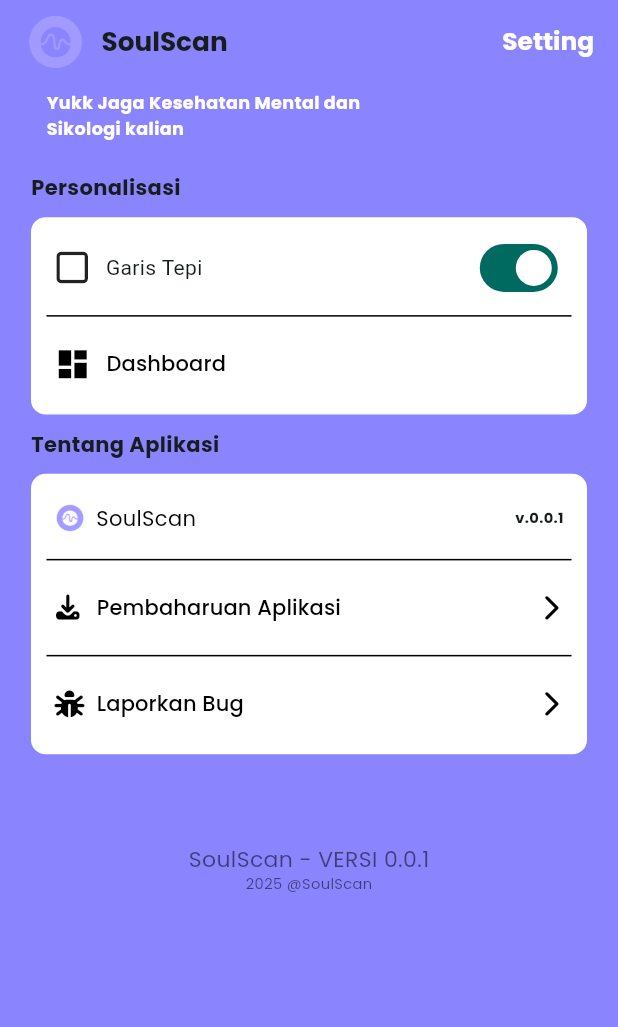
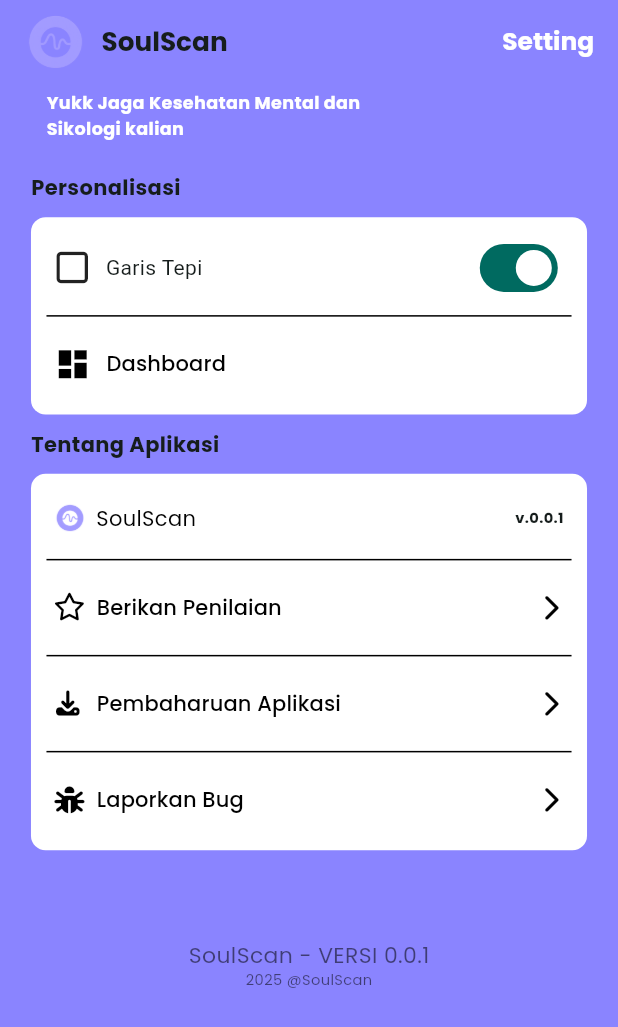
Before and after one commit to IlhamYuniar16/Project-PAM-SMT-5, a Flutter app: the Setting screen opened directly, on a phone screen of 412 x 824 dp. Shown: the top 1027 px of the screen. Run offline on Flutter 3.47's test engine with Material 3 defaults, Android fonts, the phone set to English and light mode, and no system bars; our stand-ins replace camera, file_picker, fl_chart, flutter_dotenv, flutter_riverpod, flutter_screenutil and 10 more; accounts and stored records are empty.

Commit message:
fitur baru: penilaian

```diff
--- a/lib/feature/insightmind/presentation/pages/history_detail_page.dart
+++ b/lib/feature/insightmind/presentation/pages/history_detail_page.dart
@@ -118,7 +118,6 @@ class HistoryDetailPage extends StatelessWidget {
           ),
           SizedBox(height: 20.h),
 
-          // Score Progress
           Column(
             crossAxisAlignment: CrossAxisAlignment.start,
             children: [
--- /dev/null
+++ b/lib/feature/insightmind/presentation/pages/penilaian.dart
@@ -0,0 +1,15 @@
+import 'package:flutter/material.dart';
+
+class penilaian extends StatefulWidget {
+  const penilaian({super.key});
+
+  @override
+  State<penilaian> createState() => _penilaianState();
+}
+
+class _penilaianState extends State<penilaian> {
+  @override
+  Widget build(BuildContext context) {
+    return Scaffold();
+  }
+}
--- a/lib/feature/insightmind/presentation/pages/setting.dart
+++ b/lib/feature/insightmind/presentation/pages/setting.dart
@@ -1,5 +1,6 @@
 import 'package:flutter/material.dart';
 import 'package:flutter_project_pam/feature/insightmind/presentation/pages/dashboard_page.dart';
+import 'package:flutter_project_pam/feature/insightmind/presentation/pages/penilaian.dart';
 import 'package:flutter_screenutil/flutter_screenutil.dart';
 import 'package:font_awesome_flutter/font_awesome_flutter.dart';
 import 'package:google_fonts/google_fonts.dart';
@@ -268,6 +269,40 @@ class _SettingState extends State<Setting> {
                                     ),
                                     if (openGaris) Divider(color: Colors.black),
                                     ElevatedButton(
+                                      onPressed: () {
+                                        setState(() {
+                                          Navigator.push(context, MaterialPageRoute(builder: (_) => penilaian()));
+                                        });
+                                      },
+                                      style: ButtonStyle(
+                                        elevation: MaterialStateProperty.all(0),
+                                        backgroundColor: MaterialStateProperty.all(Colors.white),
+                                        shape: MaterialStateProperty.all(RoundedRectangleBorder(borderRadius: BorderRadiusGeometry.circular(5.r))),
+                                        padding: MaterialStateProperty.all(EdgeInsets.symmetric(horizontal: 5.w, vertical: 5.h))
+                                      ),
+                                      child: Row(
+                                        mainAxisAlignment: MainAxisAlignment.spaceBetween,
+                                        children: [
+                                          Row(
+                                            children: [
+                                              Icon(FontAwesomeIcons.star, color: Colors.black,),
+                                              SizedBox(
+                                                width: 10.w,
+                                              ),
+                                          Text('Berikan Penilaian',
+                                          style: GoogleFonts.poppins(
+                                            textStyle: TextStyle(
+                                              color: Colors.black
+                                            )
+                                          ),)
+                                            ],
+                                          ),
+                                          Icon(FontAwesomeIcons.chevronRight, color: Colors.black,)
+                                        ],
+                                      )
+                                      ),
+                                      if (openGaris) Divider(color: Colors.black),
+                                    ElevatedButton(
                                       onPressed: () {},
                                       style: ButtonStyle(
                                         padding: MaterialStateProperty.all(
```
Also changed, not shown: lib/feature/insightmind/presentation/pages/home_page.dart (+4 -12 lines), pubspec.lock.
